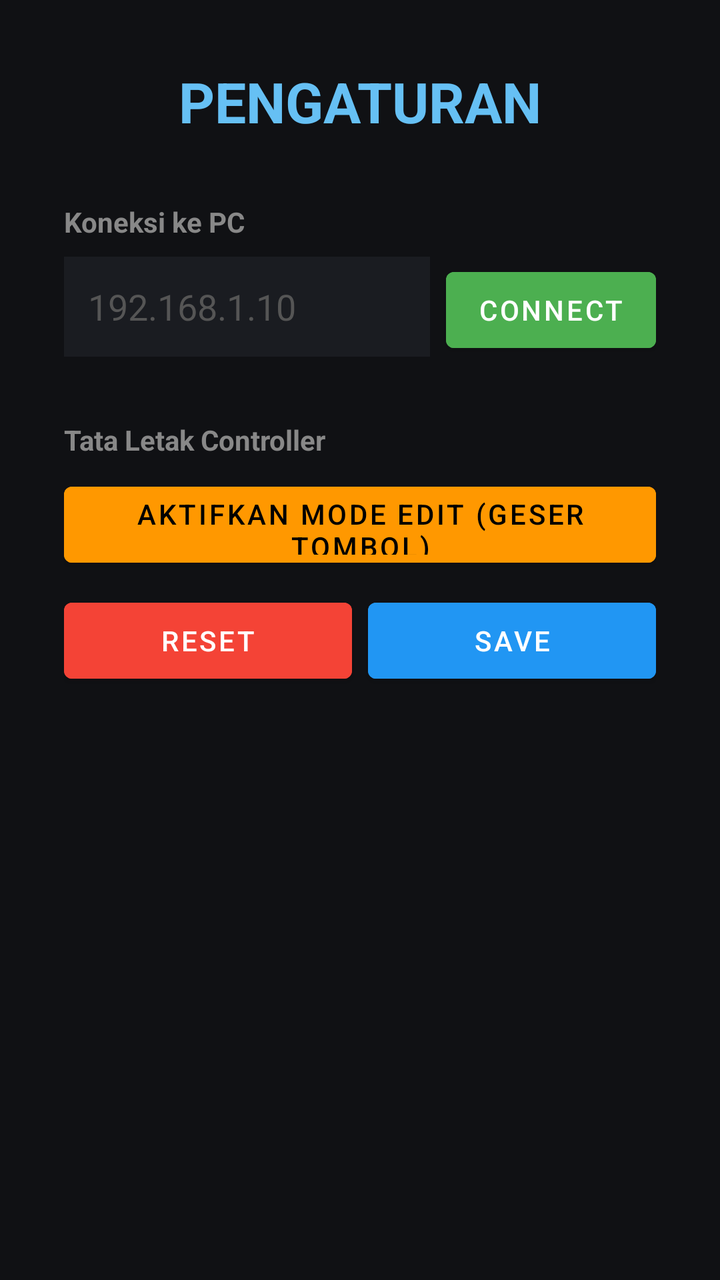
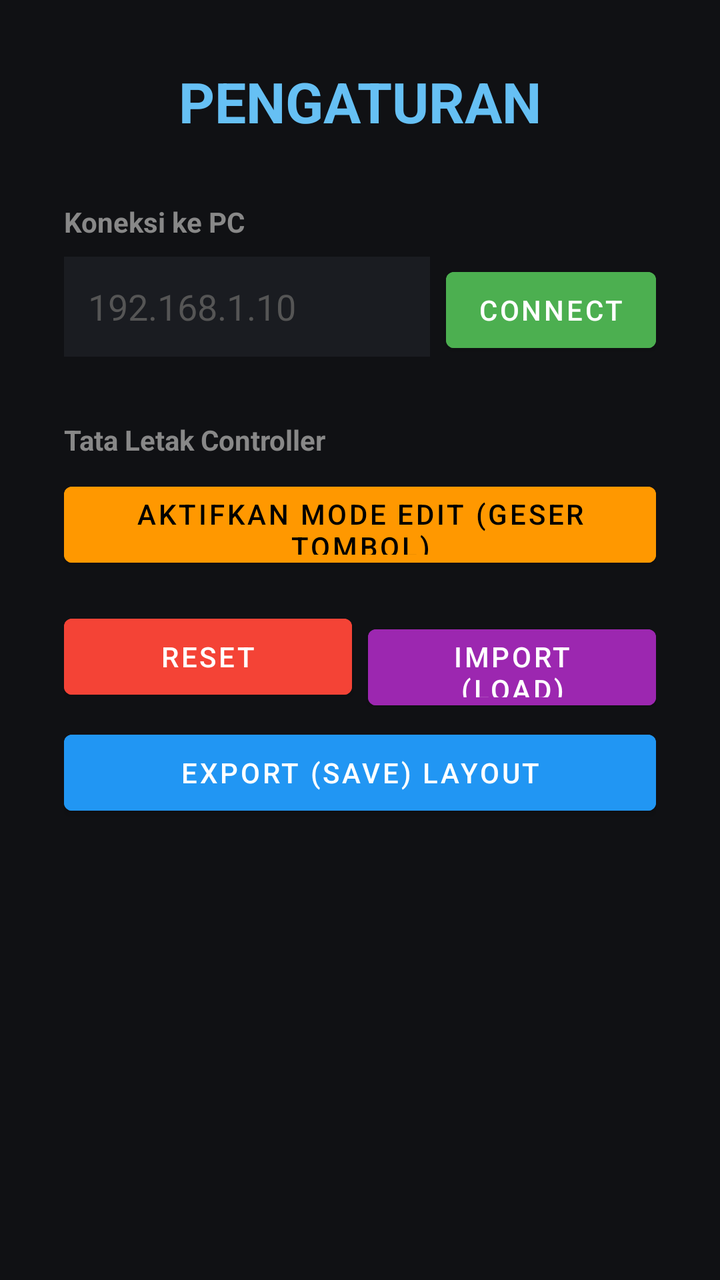

Two renders of the same Android screen: before a commit and after it. Below are the layout's source before the change and the commit's diff.
<!-- AndroidManifest.xml: application theme Theme.MaterialComponents.DayNight.NoActionBar -->
<!-- res/layout/activity_settings.xml -->
<?xml version="1.0" encoding="utf-8"?>

<LinearLayout xmlns:android="http://schemas.android.com/apk/res/android"
    android:layout_width="match_parent"
    android:layout_height="match_parent"
    android:orientation="vertical"
    android:padding="32dp"
    android:background="#101114"
    android:gravity="center_horizontal">

    <TextView
        android:layout_width="wrap_content"
        android:layout_height="wrap_content"
        android:text="PENGATURAN"
        android:textColor="#66C0F4"
        android:textSize="28sp"
        android:textStyle="bold"
        android:layout_marginBottom="32dp"/>

    <TextView android:layout_width="match_parent" android:layout_height="wrap_content" android:text="Koneksi ke PC" android:textColor="#888" android:textStyle="bold" android:layout_marginBottom="8dp"/>
    <LinearLayout android:layout_width="match_parent" android:layout_height="wrap_content" android:orientation="horizontal" android:layout_marginBottom="32dp">
        <EditText
            android:id="@+id/ipInput"
            android:layout_width="0dp"
            android:layout_height="50dp"
            android:layout_weight="1"
            android:hint="192.168.1.10"
            android:textColorHint="#555"
            android:textColor="#FFF"
            android:inputType="text"
            android:background="#1A1C21"
            android:padding="12dp"/>
        <Button
            android:id="@+id/connectBtn"
            android:layout_width="wrap_content"
            android:layout_height="50dp"
            android:text="CONNECT"
            android:layout_marginStart="8dp"
            android:backgroundTint="#4CAF50"
            android:textColor="#FFF"/>
    </LinearLayout>

    <TextView android:layout_width="match_parent" android:layout_height="wrap_content" android:text="Tata Letak Controller" android:textColor="#888" android:textStyle="bold" android:layout_marginBottom="8dp"/>
    
    <Button
        android:id="@+id/btnToggleEdit"
        android:layout_width="match_parent"
        android:layout_height="50dp"
        android:text="Aktifkan Mode Edit (Geser Tombol)"
        android:backgroundTint="#FF9800"
        android:textColor="#000"
        android:layout_marginBottom="8dp"/>

    <LinearLayout android:layout_width="match_parent" android:layout_height="wrap_content" android:orientation="horizontal">
        <Button
            android:id="@+id/btnResetLayout"
            android:layout_width="0dp"
            android:layout_height="50dp"
            android:layout_weight="1"
            android:text="RESET"
            android:backgroundTint="#F44336"
            android:textColor="#FFF"
            android:layout_marginEnd="4dp"/>
        <Button
            android:id="@+id/btnExportLayout"
            android:layout_width="0dp"
            android:layout_height="50dp"
            android:layout_weight="1"
            android:text="SAVE"
            android:backgroundTint="#2196F3"
            android:textColor="#FFF"
            android:layout_marginStart="4dp"/>
    </LinearLayout>

</LinearLayout>
<!-- resources referenced by this layout -->
<resources>

</resources>

<!-- the commit's change to res/layout/activity_settings.xml (unified diff, before → after) -->
@@ -17,6 +17,7 @@
         android:textStyle="bold"
         android:layout_marginBottom="32dp"/>
 
+    
     <TextView android:layout_width="match_parent" android:layout_height="wrap_content" android:text="Koneksi ke PC" android:textColor="#888" android:textStyle="bold" android:layout_marginBottom="8dp"/>
     <LinearLayout android:layout_width="match_parent" android:layout_height="wrap_content" android:orientation="horizontal" android:layout_marginBottom="32dp">
         <EditText
@@ -40,6 +41,7 @@
             android:textColor="#FFF"/>
     </LinearLayout>
 
+    
     <TextView android:layout_width="match_parent" android:layout_height="wrap_content" android:text="Tata Letak Controller" android:textColor="#888" android:textStyle="bold" android:layout_marginBottom="8dp"/>
     
     <Button
@@ -49,9 +51,10 @@
         android:text="Aktifkan Mode Edit (Geser Tombol)"
         android:backgroundTint="#FF9800"
         android:textColor="#000"
-        android:layout_marginBottom="8dp"/>
+        android:layout_marginBottom="16dp"/>
 
-    <LinearLayout android:layout_width="match_parent" android:layout_height="wrap_content" android:orientation="horizontal">
+    
+    <LinearLayout android:layout_width="match_parent" android:layout_height="wrap_content" android:orientation="horizontal" android:layout_marginBottom="8dp">
         <Button
             android:id="@+id/btnResetLayout"
             android:layout_width="0dp"
@@ -62,14 +65,23 @@
             android:textColor="#FFF"
             android:layout_marginEnd="4dp"/>
         <Button
-            android:id="@+id/btnExportLayout"
+            android:id="@+id/btnImportLayout"
             android:layout_width="0dp"
             android:layout_height="50dp"
             android:layout_weight="1"
-            android:text="SAVE"
-            android:backgroundTint="#2196F3"
+            android:text="IMPORT (LOAD)"
+            android:backgroundTint="#9C27B0"
             android:textColor="#FFF"
             android:layout_marginStart="4dp"/>
     </LinearLayout>
 
+    
+    <Button
+        android:id="@+id/btnExportLayout"
+        android:layout_width="match_parent"
+        android:layout_height="50dp"
+        android:text="EXPORT (SAVE) LAYOUT"
+        android:backgroundTint="#2196F3"
+        android:textColor="#FFF"/>
+
 </LinearLayout>
